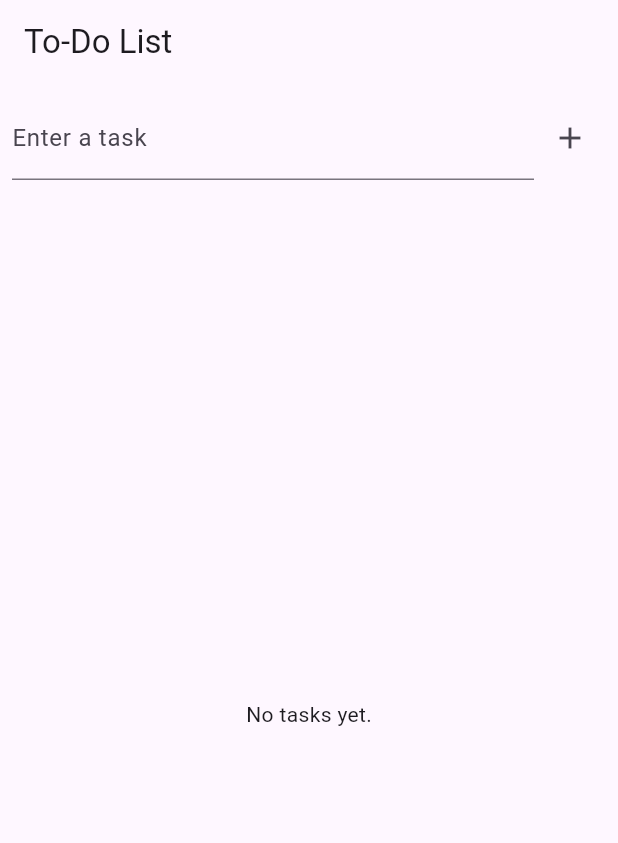
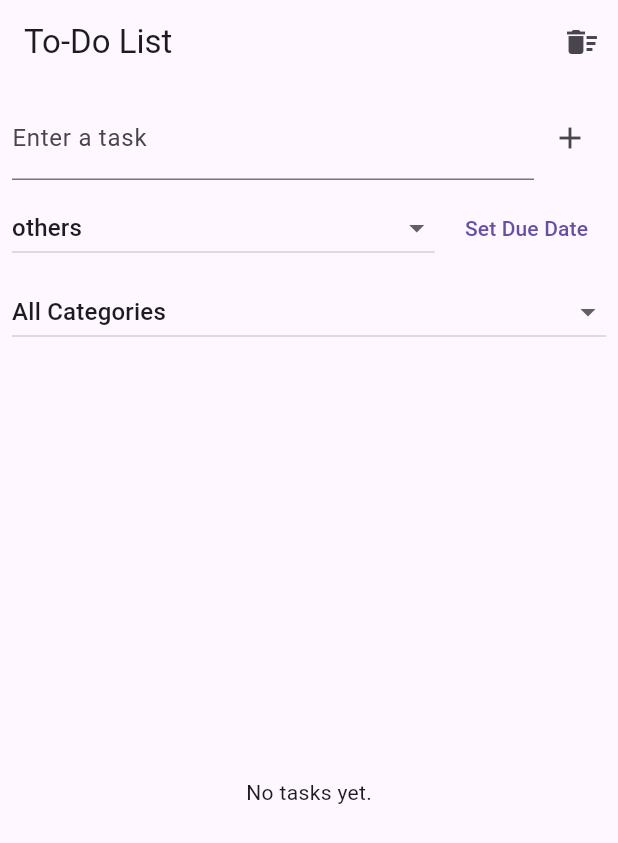
Before and after one commit to FaiqueMZM/todo_bloc_app, a Flutter app: the screen it shows after launch, on a phone screen of 412 x 824 dp. Shown: the top 843 px of the screen. Run offline on Flutter 3.47's test engine with Material 3 defaults, Android fonts, the phone set to English and light mode, and no system bars; our stand-ins replace equatable, flutter_bloc.

Commit message:
added task category, filter tasks and delete task features

```diff
--- a/lib/bloc/todo_event.dart
+++ b/lib/bloc/todo_event.dart
@@ -1,4 +1,5 @@
 import 'package:equatable/equatable.dart';
+import 'package:todo_app/tasks.dart';
 
 abstract class TodoEvent extends Equatable {
   const TodoEvent();
@@ -9,11 +10,13 @@ abstract class TodoEvent extends Equatable {
 
 class AddTaskEvent extends TodoEvent {
   final String title;
+  final Category category;
+  final DateTime? dueDate;
 
-  const AddTaskEvent(this.title);
+  const AddTaskEvent(this.title, {required this.category, this.dueDate});
 
   @override
-  List<Object> get props => [title];
+  List<Object> get props => [title, category, dueDate ?? Object()];
 }
 
 class ToggleTaskEvent extends TodoEvent {
@@ -33,3 +36,19 @@ class DeleteTaskEvent extends TodoEvent {
   @override
   List<Object> get props => [id];
 }
+
+class ClearCompletedTasksEvent extends TodoEvent {
+  const ClearCompletedTasksEvent();
+
+  @override
+  List<Object> get props => [];
+}
+
+class FilterTasksByCategoryEvent extends TodoEvent {
+  final Category? category;
+
+  const FilterTasksByCategoryEvent(this.category);
+
+  @override
+  List<Object> get props => [category ?? Object()];
+}
--- a/lib/bloc/todo_state.dart
+++ b/lib/bloc/todo_state.dart
@@ -12,11 +12,12 @@ class TodoInitial extends TodoState {}
 
 class TodoLoaded extends TodoState {
   final List<Task> tasks;
+  final Category? filterCategory;
 
-  const TodoLoaded(this.tasks);
+  const TodoLoaded(this.tasks, {this.filterCategory});
 
   @override
-  List<Object> get props => [tasks];
+  List<Object> get props => [tasks, filterCategory ?? Object()];
 }
 
 class TodoError extends TodoState {
--- a/lib/screens/todo_screen.dart
+++ b/lib/screens/todo_screen.dart
@@ -3,6 +3,8 @@ import 'package:flutter_bloc/flutter_bloc.dart';
 import 'package:todo_app/bloc/todo_bloc.dart';
 import 'package:todo_app/bloc/todo_event.dart';
 import 'package:todo_app/bloc/todo_state.dart';
+import 'package:todo_app/tasks.dart';
+import 'package:intl/intl.dart';
 
 class TodoScreen extends StatelessWidget {
   const TodoScreen({super.key});
@@ -10,14 +12,28 @@ class TodoScreen extends StatelessWidget {
   @override
   Widget build(BuildContext context) {
     final TextEditingController controller = TextEditingController();
+    Category selectedCategory = Category.others;
+    DateTime? selectedDate;
 
     return Scaffold(
-      appBar: AppBar(title: const Text('To-Do List')),
+      appBar: AppBar(
+        title: const Text('To-Do List'),
+        actions: [
+          IconButton(
+            icon: const Icon(Icons.delete_sweep),
+            onPressed: () =>
+                context.read<TodoBloc>().add(const ClearCompletedTasksEvent()),
+            tooltip: 'Clear completed tasks',
+          ),
+        ],
+      ),
       body: Column(
         children: [
           Padding(
             padding: const EdgeInsets.all(8.0),
-            child: Row(
+            child: Column(
+              children: [
+                Row(
                   children: [
                     Expanded(
                       child: TextField(
@@ -31,14 +47,101 @@ class TodoScreen extends StatelessWidget {
                       onPressed: () {
                         if (controller.text.isNotEmpty) {
                           context.read<TodoBloc>().add(
-                        AddTaskEvent(controller.text),
+                            AddTaskEvent(
+                              controller.text,
+                              category: selectedCategory,
+                              dueDate: selectedDate,
+                            ),
                           );
                           controller.clear();
+                          selectedDate = null;
                         }
                       },
                       icon: const Icon(Icons.add),
                     ),
                   ],
+                ),
+                const SizedBox(height: 8),
+                Row(
+                  children: [
+                    Expanded(
+                      child: DropdownButton<Category>(
+                        value: selectedCategory,
+                        isExpanded: true,
+                        items: Category.values
+                            .map(
+                              (category) => DropdownMenuItem(
+                                value: category,
+                                child: Text(
+                                  category.toString().split('.').last,
+                                ),
+                              ),
+                            )
+                            .toList(),
+                        onChanged: (value) {
+                          if (value != null) {
+                            selectedCategory = value;
+                          }
+                        },
+                      ),
+                    ),
+                    const SizedBox(width: 8),
+                    TextButton(
+                      onPressed: () async {
+                        final pickedDate = await showDatePicker(
+                          context: context,
+                          initialDate: DateTime.now(),
+                          firstDate: DateTime.now(),
+                          lastDate: DateTime(2100),
+                        );
+                        if (pickedDate != null) {
+                          selectedDate = pickedDate;
+                        }
+                      },
+                      child: Text(
+                        selectedDate == null
+                            ? 'Set Due Date'
+                            : DateFormat('MMM d, yyyy').format(selectedDate!),
+                      ),
+                    ),
+                  ],
+                ),
+              ],
+            ),
+          ),
+          Padding(
+            padding: const EdgeInsets.symmetric(horizontal: 8.0),
+            child: BlocBuilder<TodoBloc, TodoState>(
+              builder: (context, state) {
+                Category? filterCategory;
+                if (state is TodoLoaded) {
+                  filterCategory = state.filterCategory;
+                }
+                return DropdownButton<Category?>(
+                  value: filterCategory,
+                  isExpanded: true,
+                  items: [
+                    const DropdownMenuItem(
+                      value: null,
+                      child: Text('All Categories'),
+                    ),
+                    ...Category.values
+                        .map(
+                          (category) => DropdownMenuItem(
+                            value: category,
+                            child: Text(category.toString().split('.').last),
+                          ),
+                        )
+                        .toList(),
+                  ],
+                  onChanged: (value) {
+                    context.read<TodoBloc>().add(
+                      FilterTasksByCategoryEvent(value),
+                    );
+                  },
+                  hint: const Text('Filter by category'),
+                );
+              },
             ),
           ),
           Expanded(
@@ -66,6 +169,18 @@ class TodoScreen extends StatelessWidget {
                                 : null,
                           ),
                         ),
+                        subtitle: Column(
+                          crossAxisAlignment: CrossAxisAlignment.start,
+                          children: [
+                            Text(
+                              'Category: ${task.category.toString().split('.').last}',
+                            ),
+                            if (task.dueDate != null)
+                              Text(
+                                'Due: ${DateFormat('MMM d, yyyy').format(task.dueDate!)}',
+                              ),
+                          ],
+                        ),
                         trailing: IconButton(
                           icon: const Icon(Icons.delete),
                           onPressed: () => context.read<TodoBloc>().add(
--- a/lib/tasks.dart
+++ b/lib/tasks.dart
@@ -1,27 +1,37 @@
-class Task {
+import 'package:equatable/equatable.dart';
+
+enum Category { work, personal, others }
+
+class Task extends Equatable {
   final String id;
   final String title;
   final bool isCompleted;
+  final Category category;
+  final DateTime? dueDate;
 
-  Task({required this.id, required this.title, required this.isCompleted});
+  Task({
+    required this.id,
+    required this.title,
+    this.isCompleted = false,
+    this.category = Category.others,
+    this.dueDate,
+  });
 
-  Task copyWith({String? title, bool? isCompleted}) {
+  Task copyWith({
+    String? title,
+    bool? isCompleted,
+    Category? category,
+    DateTime? dueDate,
+  }) {
     return Task(
       id: id,
       title: title ?? this.title,
       isCompleted: isCompleted ?? this.isCompleted,
+      category: category ?? this.category,
+      dueDate: dueDate ?? this.dueDate,
     );
   }
 
   @override
-  bool operator ==(Object other) =>
-      identical(this, other) ||
-      other is Task &&
-          runtimeType == other.runtimeType &&
-          id == other.id &&
-          title == other.title &&
-          isCompleted == other.isCompleted;
-
-  @override
-  int get hashCode => id.hashCode ^ title.hashCode ^ isCompleted.hashCode;
+  List<Object?> get props => [id, title, isCompleted, category, dueDate];
 }
--- a/pubspec.yaml
+++ b/pubspec.yaml
@@ -15,6 +15,7 @@ dependencies:
   flutter_bloc: ^8.1.3
   equatable: ^2.0.5
   uuid: ^4.5.1
+  intl: ^0.20.2
 
 dev_dependencies:
   flutter_test:
```
Also changed, not shown: lib/bloc/todo_bloc.dart (+19 -3 lines), pubspec.lock. Lines whose indentation alone changed are shown as unchanged.
